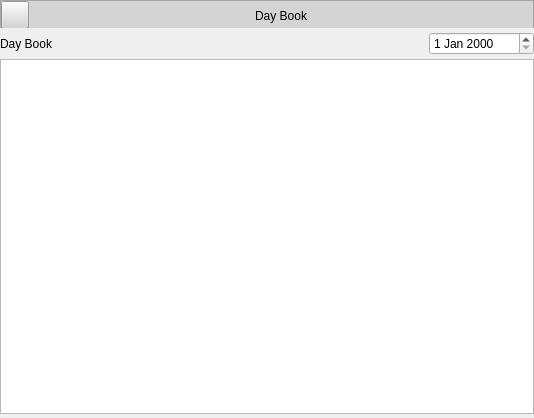
Darshitjivani/MBAS, file Resources/Ui/DayBook.ui: the form before one commit.
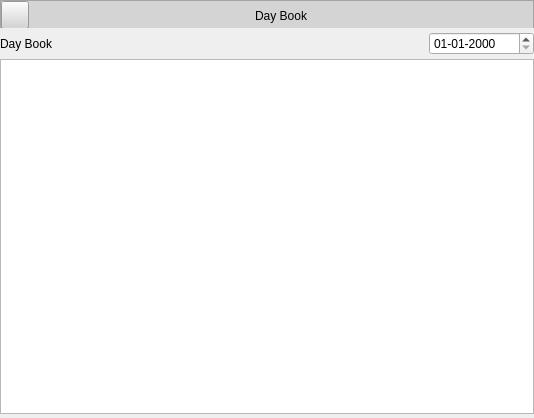
The form after the commit. Icons and pictures are not drawn.

Diff of the .ui file:
```diff
--- a/Resources/Ui/DayBook.ui
+++ b/Resources/Ui/DayBook.ui
@@ -168,6 +168,9 @@
            <height>16777215</height>
           </size>
          </property>
+         <property name="displayFormat">
+          <string>dd-MM-yyyy</string>
+         </property>
         </widget>
        </item>
        <item row="1" column="0" colspan="2">
```
Left out of the diff: 8 changed lines with no effect on the pictures.
